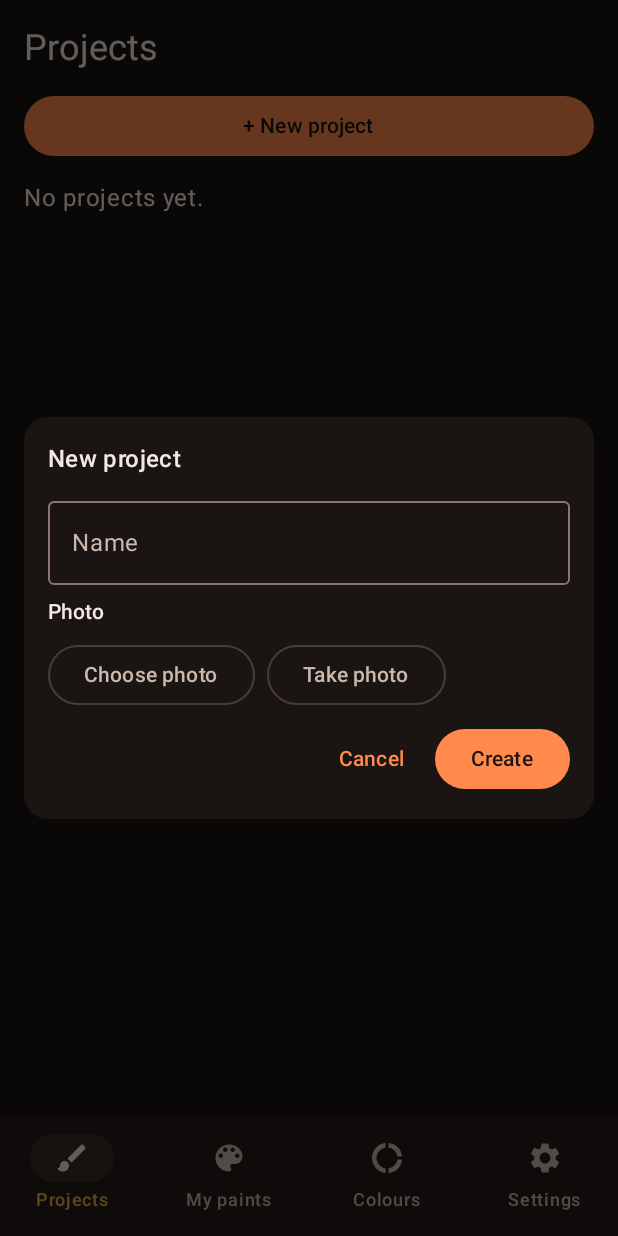
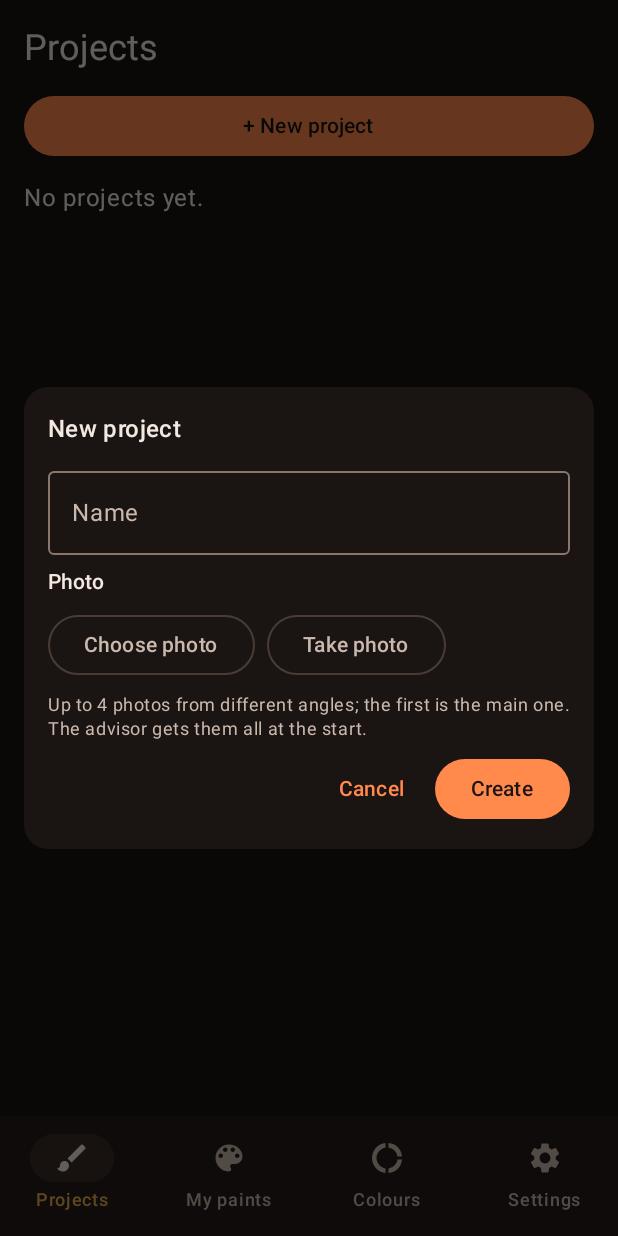
Before and after one commit to inigo-munoz/forja-de-color-android, an Android app built with Jetpack Compose: the screen it shows after launch (MainActivity), after a tap on "+ New project", on a phone screen of 412 x 824 dp. Run offline under Robolectric (Android 15) with nearby library versions, the phone set to English and light mode, and no system bars; our stand-ins replace Room's generated code.

Commit message:
feat(angles): several photos for a new project and angles in the Photos tab

```diff
--- a/app/src/main/kotlin/app/forjadecolor/ui/components/PhotoInputs.kt
+++ b/app/src/main/kotlin/app/forjadecolor/ui/components/PhotoInputs.kt
@@ -113,3 +113,26 @@ fun rememberPendingPhoto(): MutableState<ByteArray?> {
         ),
     ) { mutableStateOf(null) }
 }
+
+/**
+ * Several photos picked or taken but not saved yet (a new project's angles), kept across recreation like
+ * [rememberPendingPhoto]: each one parked in `cacheDir/pending-photos/<id>-<n>.jpg`, the count saved.
+ */
+@Composable
+fun rememberPendingPhotos(): MutableState<List<ByteArray>> {
+    val context = LocalContext.current
+    val id = rememberSaveable { UUID.randomUUID().toString() }
+    val dir = remember(id) { File(context.cacheDir, "pending-photos") }
+    fun file(n: Int) = File(dir, "$id-$n.jpg")
+    return rememberSaveable(
+        saver = Saver(
+            save = { state ->
+                val photos = state.value
+                (photos.size until photos.size + 8).forEach { file(it).delete() }
+                photos.forEachIndexed { n, bytes -> runCatching { dir.mkdirs(); file(n).writeBytes(bytes) } }
+                photos.size
+            },
+            restore = { count -> mutableStateOf((0 until count).mapNotNull { runCatching { file(it).readBytes() }.getOrNull() }) },
+        ),
+    ) { mutableStateOf(emptyList()) }
+}
--- a/app/src/main/kotlin/app/forjadecolor/ui/projects/ProjectsScreen.kt
+++ b/app/src/main/kotlin/app/forjadecolor/ui/projects/ProjectsScreen.kt
@@ -40,13 +40,14 @@ import androidx.compose.ui.window.DialogProperties
 import androidx.lifecycle.viewmodel.compose.viewModel
 import app.forjadecolor.AppContainer
 import app.forjadecolor.R
+import app.forjadecolor.domain.projects.MAX_ANGLES
 import app.forjadecolor.domain.projects.Project
 import app.forjadecolor.domain.projects.ProjectStatus
 import app.forjadecolor.domain.projects.createProject
 import app.forjadecolor.domain.projects.projectActivity
 import app.forjadecolor.domain.storage.StoredBlob
 import app.forjadecolor.ui.components.PhotoPreview
-import app.forjadecolor.ui.components.rememberPendingPhoto
+import app.forjadecolor.ui.components.rememberPendingPhotos
 import app.forjadecolor.ui.project.BlobImage
 import app.forjadecolor.ui.project.LocalPhotoSources
 import app.forjadecolor.ui.share.IncomingSharePrompt
@@ -59,10 +60,11 @@ import java.util.UUID
 fun orderProjects(projects: List<Project>): List<Project> =
     projects.sortedWith(compareBy<Project> { if (it.status == ProjectStatus.IN_PROGRESS) 0 else 1 }.thenByDescending { it.createdAt })
 
-/** Creates and stores a project, with its photo when one was taken; returns the new project. */
-suspend fun createAndSaveProject(container: AppContainer, name: String, photo: ByteArray?): Project {
-    val photoId = photo?.let { container.repository.putBlob(StoredBlob("image/jpeg", it)) }
-    val project = createProject(name, container.now(), UUID.randomUUID().toString()).copy(initialPhotoBlobId = photoId)
+/** Creates and stores a project with its photos (the first is the main one, the rest angles); returns it. */
+suspend fun createAndSaveProject(container: AppContainer, name: String, photos: List<ByteArray>): Project {
+    val ids = photos.take(MAX_ANGLES + 1).map { container.repository.putBlob(StoredBlob("image/jpeg", it)) }
+    val project = createProject(name, container.now(), UUID.randomUUID().toString())
+        .copy(initialPhotoBlobId = ids.firstOrNull(), extraPhotoBlobIds = ids.drop(1))
     container.repository.saveProject(project)
     return project
 }
@@ -120,7 +122,7 @@ fun ProjectsScreen(
 
     if (formOpen) {
         NewProjectDialog(
-            onCreate = { name, photo -> formOpen = false; vm.create(name, photo, onOpenProject) },
+            onCreate = { name, photos -> formOpen = false; vm.create(name, photos, onOpenProject) },
             onCancel = { formOpen = false },
         )
     }
@@ -158,12 +160,14 @@ private fun activityLine(project: Project): String {
 
 /** The new-project form in a dialog; its fields survive rotation, and cancelling creates nothing. */
 @Composable
-private fun NewProjectDialog(onCreate: (name: String, photo: ByteArray?) -> Unit, onCancel: () -> Unit) {
+private fun NewProjectDialog(onCreate: (name: String, photos: List<ByteArray>) -> Unit, onCancel: () -> Unit) {
     var name by rememberSaveable { mutableStateOf("") }
-    var photo by rememberPendingPhoto()
+    var photos by rememberPendingPhotos()
     var photoError by remember { mutableStateOf(false) }
     val sources = LocalPhotoSources.current
-    val onPhoto: (ByteArray) -> Unit = { photo = it; photoError = false }
+    // Several angles of the miniature: the first is the main photo.
+    val onPhoto: (ByteArray) -> Unit = { if (photos.size <= MAX_ANGLES) photos = photos + it; photoError = false }
+    val room = photos.size <= MAX_ANGLES
     val onError: (Throwable) -> Unit = { photoError = true }
     val pick = sources.picker(onError, onPhoto)
     val shoot = sources.camera(onError, onPhoto)
@@ -181,15 +185,18 @@ private fun NewProjectDialog(onCreate: (name: String, photo: ByteArray?) -> Unit
                 )
                 Text(stringResource(R.string.projects_photo), style = MaterialTheme.typography.labelLarge)
                 Row(horizontalArrangement = Arrangement.spacedBy(8.dp)) {
-                    OutlinedButton(onClick = pick, modifier = Modifier.testTag("new_project_choose_photo")) { Text(stringResource(R.string.t8_choose_photo)) }
-                    OutlinedButton(onClick = shoot, modifier = Modifier.testTag("new_project_take_photo")) { Text(stringResource(R.string.t8_take_photo)) }
+                    OutlinedButton(onClick = pick, enabled = room, modifier = Modifier.testTag("new_project_choose_photo")) { Text(stringResource(R.string.t8_choose_photo)) }
+                    OutlinedButton(onClick = shoot, enabled = room, modifier = Modifier.testTag("new_project_take_photo")) { Text(stringResource(R.string.t8_take_photo)) }
                 }
-                photo?.let { PhotoPreview(it, tag = "new_project_photo_preview", onRemove = { photo = null }) }
+                Text(stringResource(R.string.projects_angles_help), style = MaterialTheme.typography.bodySmall, color = MaterialTheme.colorScheme.onSurfaceVariant)
+                photos.forEachIndexed { i, bytes ->
+                    PhotoPreview(bytes, tag = "new_project_photo_preview", onRemove = { photos = photos.filterIndexed { j, _ -> j != i } })
+                }
                 if (photoError) Text(stringResource(R.string.t8_photo_error), color = MaterialTheme.colorScheme.error)
                 Row(Modifier.fillMaxWidth(), horizontalArrangement = Arrangement.spacedBy(8.dp, Alignment.End)) {
                     TextButton(onClick = onCancel, modifier = Modifier.testTag("new_project_cancel")) { Text(stringResource(R.string.inventory_cancel)) }
                     Button(
-                        onClick = { name.trim().takeIf { it.isNotEmpty() }?.let { onCreate(it, photo) } },
+                        onClick = { name.trim().takeIf { it.isNotEmpty() }?.let { onCreate(it, photos) } },
                         modifier = Modifier.testTag("new_project_create"),
                     ) { Text(stringResource(R.string.projects_create)) }
                 }
--- a/app/src/main/kotlin/app/forjadecolor/ui/projects/ProjectsViewModel.kt
+++ b/app/src/main/kotlin/app/forjadecolor/ui/projects/ProjectsViewModel.kt
@@ -54,11 +54,11 @@ class ProjectsViewModel(private val container: AppContainer) : ViewModel() {
     }
 
     /** One tap, one project: a second tap while saving is ignored. */
-    fun create(name: String, photo: ByteArray?, onCreated: (projectId: String) -> Unit) {
+    fun create(name: String, photos: List<ByteArray>, onCreated: (projectId: String) -> Unit) {
         if (creating) return
         creating = true
         viewModelScope.launch {
-            val id = createAndSaveProject(container, name, photo).id
+            val id = createAndSaveProject(container, name, photos).id
             onMain { onCreated(id) }
         }
     }
--- a/app/src/main/res/values/strings.xml
+++ b/app/src/main/res/values/strings.xml
@@ -209,4 +209,8 @@
     <string name="inventory_delete_confirm">Delete this paint from your inventory? Projects that use it will show it as not in your paints.</string>
     <string name="paste_instructions_hint">Instructions copied. If the chat only shows the photo, long-press the text box and tap Paste (or the clipboard suggestion on the keyboard).</string>
     <string name="ask_current_photo">For half-painted, take or choose a current photo of the miniature: the project only has the unpainted one.</string>
+    <string name="projects_angles_help">Up to 4 photos from different angles; the first is the main one. The advisor gets them all at the start.</string>
+    <string name="project_angles">Angles</string>
+    <string name="project_add_angle">Add angle</string>
+    <string name="confirm_delete_angle">Delete this angle photo?</string>
 </resources>
```
Also changed, not shown: app/src/main/kotlin/app/forjadecolor/ui/project/ProjectScreen.kt (+32 -0 lines), app/src/main/kotlin/app/forjadecolor/ui/project/ProjectViewModel.kt (+8 -0 lines), 4 other files.
